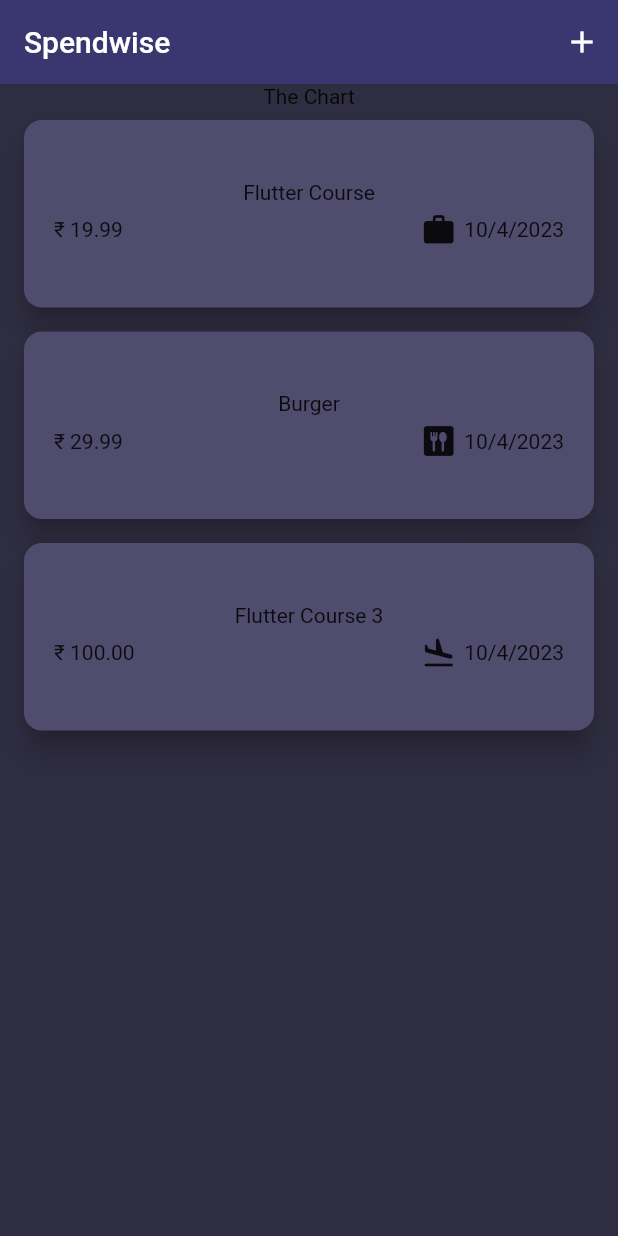
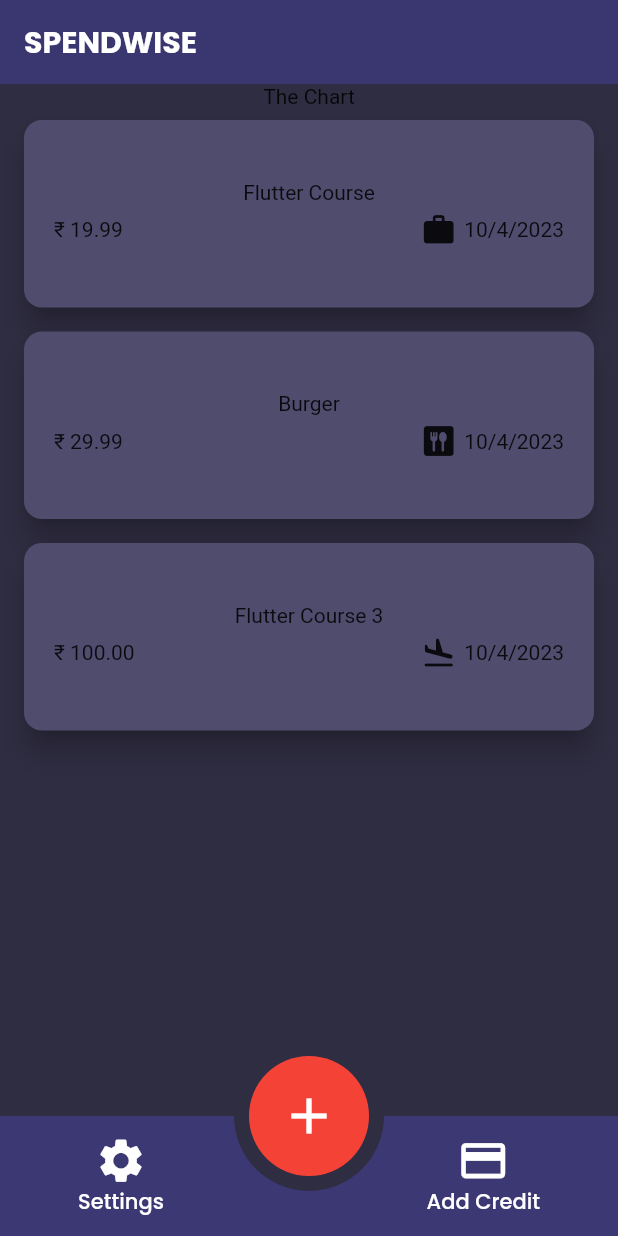
Before and after one commit to AsimRoyChowdhury/spendwise, a Flutter app: the screen it shows after launch, on a phone screen of 412 x 824 dp. Run offline on Flutter 3.47's test engine with Material 2 defaults, Android fonts, the phone set to English and light mode, and no system bars; our stand-ins replace google_fonts.

Commit message:
Updated UI

```diff
--- a/lib/widgets/expenses.dart
+++ b/lib/widgets/expenses.dart
@@ -1,4 +1,5 @@
 import 'package:flutter/material.dart';
+import 'package:google_fonts/google_fonts.dart';
 import 'package:spendwise/widgets/expenses_list/expenses_list.dart';
 import 'package:spendwise/models/expense.dart';
 import 'package:spendwise/widgets/new_expense.dart';
@@ -49,9 +50,25 @@ class _ExpensesState extends State<Expenses> {
   }
 
   void _removeExpense(Expense expense) {
+    var expenseIndex = _registeredExpenses.indexOf(expense);
     setState(() {
       _registeredExpenses.remove(expense);
     });
+    ScaffoldMessenger.of(context).clearSnackBars();
+    ScaffoldMessenger.of(context).showSnackBar(
+      SnackBar(
+        duration: const Duration(seconds: 3),
+        content: const Text('Expense Deleted'),
+        action: SnackBarAction(
+          label: 'Undo',
+          onPressed: () {
+            setState(() {
+              _registeredExpenses.insert(expenseIndex, expense);
+            });
+          },
+        ),
+      ),
+    );
   }
 
   @override
@@ -61,20 +78,29 @@ class _ExpensesState extends State<Expenses> {
             expenses: _registeredExpenses,
             removeExpense: _removeExpense,
           )
-        : const Center(
-            child: Text('Start Adding Some Expenses'),
+        : Padding(
+            padding: const EdgeInsets.all(8.0),
+            child: Center(
+              child: Text(
+                'Start Adding Some Expenses',
+                style: GoogleFonts.poppins(
+                    fontSize: 30,
+                    color: Colors.white,
+                    fontWeight: FontWeight.bold,
+                    letterSpacing: 1.5),
+                textAlign: TextAlign.center,
+              ),
+            ),
           );
-
-    print('Registered expenses length: ${_registeredExpenses.length}');
     return Scaffold(
       appBar: AppBar(
-        title: const Text('Spendwise'),
-        actions: [
-          IconButton(
-            onPressed: _openAddExpenseOverlay,
-            icon: const Icon(Icons.add),
-          ),
-        ],
+        title: Text(
+          'Spendwise'.toUpperCase(),
+          style: GoogleFonts.poppins(fontWeight: FontWeight.bold),
+        ),
+        // actions: [
+
+        // ],
       ),
       body: Column(
         children: [
@@ -84,6 +110,60 @@ class _ExpensesState extends State<Expenses> {
           ),
         ],
       ),
+      bottomNavigationBar: Container(
+        padding: const EdgeInsets.symmetric(horizontal: 40),
+        height: 80,
+        color: const Color.fromARGB(255, 60, 56, 116),
+        child: Row(
+          mainAxisAlignment: MainAxisAlignment.spaceBetween,
+          children: [
+            TextButton(
+              onPressed: () {},
+              child: Column(
+                mainAxisAlignment: MainAxisAlignment.center,
+                children: [
+                  const Icon(Icons.settings, color: Colors.white, size: 35),
+                  Text(
+                    'Settings',
+                    style: GoogleFonts.poppins(color: Colors.white),
+                  ),
+                ],
+              ),
+            ),
+            TextButton(
+              onPressed: () {},
+              child: Column(
+                mainAxisAlignment: MainAxisAlignment.center,
+                children: [
+                  const Icon(Icons.credit_card, color: Colors.white, size: 35),
+                  Text(
+                    'Add Credit',
+                    style: GoogleFonts.poppins(color: Colors.white),
+                  ),
+                ],
+              ),
+            )
+          ],
+        ),
+      ),
+      floatingActionButton: Container(
+        alignment: Alignment.center,
+        decoration: const BoxDecoration(
+            color: Color.fromARGB(255, 47, 45, 65), shape: BoxShape.circle),
+        height: 100,
+        width: 100,
+        child: Container(
+          decoration:
+              const BoxDecoration(color: Colors.red, shape: BoxShape.circle),
+          height: 80,
+          width: 80,
+          child: IconButton(
+            onPressed: _openAddExpenseOverlay,
+            icon: const Icon(Icons.add, color: Colors.white, size: 40),
+          ),
+        ),
+      ),
+      floatingActionButtonLocation: FloatingActionButtonLocation.centerDocked,
     );
   }
 }
```
